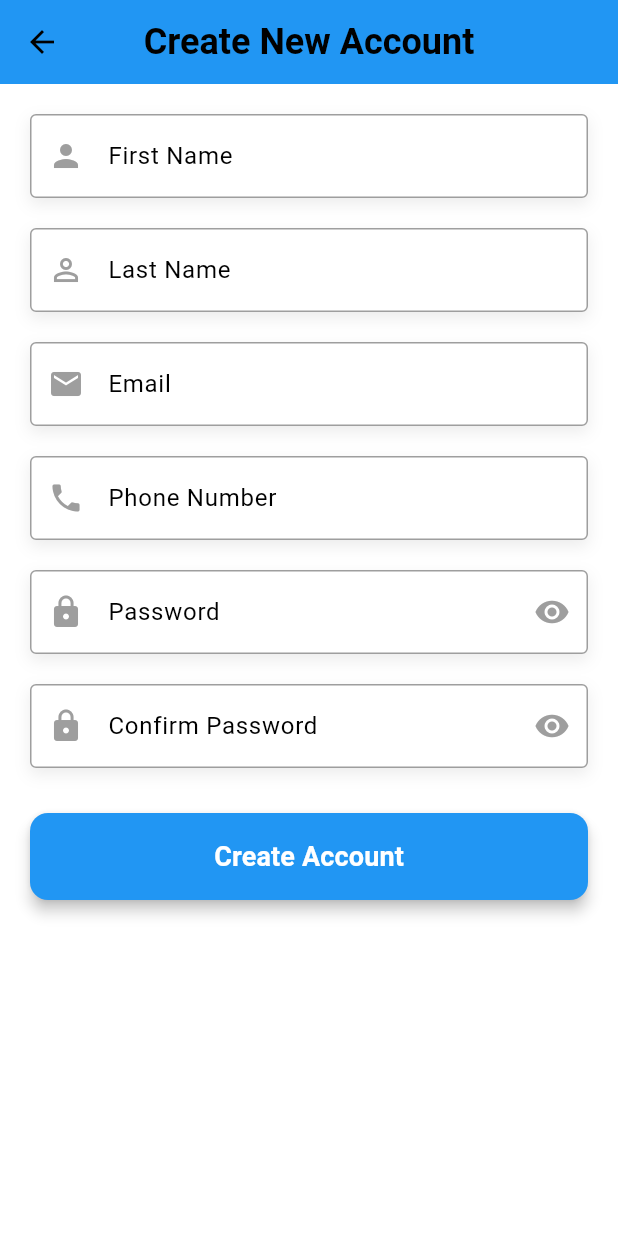
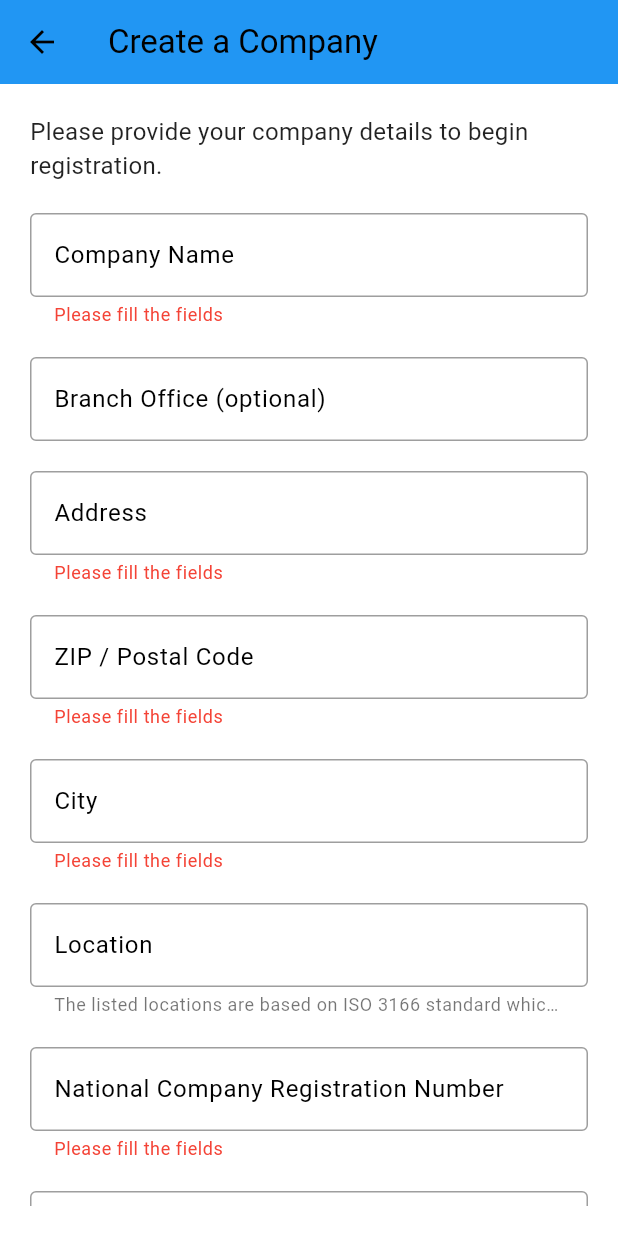
Before and after one commit to SamehKalash/CustomsX, a Flutter app: the screen it shows after launch, after a tap on "Create New Account", on a phone screen of 412 x 824 dp. Run offline on Flutter 3.47's test engine with Material 3 defaults, Android fonts, the phone set to English and light mode, and no system bars; our stand-ins replace cloud_firestore, firebase_core, image_picker, shared_preferences; accounts and stored records are empty.

Commit message:
create company screen ma7tag tazbet lesa bas yemshy

```diff
--- a/lib/main.dart
+++ b/lib/main.dart
@@ -6,18 +6,17 @@ import 'screens/tracking.dart';
 import 'screens/documents.dart';
 import 'screens/compliance.dart';
 import 'screens/settings.dart';
-import 'screens/forgot_password_screen.dart'; // Import Forgot Password Screen
-import 'screens/create_account_screen.dart'; // Import Create Account Screen
+import 'screens/forgot_password_screen.dart';
+import 'screens/create_account_screen.dart';
+import 'screens/create_company_screen.dart';
 import 'theme/theme_provider.dart';
-import 'theme/theme.dart'; // Import centralized theme definitions
+import 'theme/theme.dart';
 import 'screens/splash_screen.dart';
 import 'screens/login_screen.dart';
 
 void main() async {
-  // Ensure Flutter binding is initialized
   WidgetsFlutterBinding.ensureInitialized();
 
-  // Initialize Firebase with error handling
   try {
     await Firebase.initializeApp(
       options: const FirebaseOptions(
@@ -49,22 +48,23 @@ class GlobalClearApp extends StatelessWidget {
     final themeProvider = Provider.of<ThemeProvider>(context);
 
     return MaterialApp(
-      title: 'SCCF App',
+      title: 'SCCF',
       debugShowCheckedModeBanner: false,
-      themeMode: themeProvider.themeMode, // Use theme mode from ThemeProvider
-      theme: lightTheme, // Centralized light theme
-      darkTheme: darkTheme, // Centralized dark theme
-      home: const SplashScreen(), // Start with the Splash Screen
+      themeMode: themeProvider.themeMode,
+      theme: lightTheme,
+      darkTheme: darkTheme,
+      initialRoute: '/splash', // Set Splash Screen as the initial route
       routes: {
-        '/splash': (context) => const SplashScreen(), // Splash Screen route
-        '/login': (context) => const LoginScreen(), // Login Screen route
-        '/dashboard': (context) => const DashboardScreen(), // Dashboard route
-        '/tracking': (context) => const ShipmentTrackingScreen(), // Tracking route
-        '/documents': (context) => const DocumentManagementScreen(), // Documents route
-        '/compliance': (context) => const ComplianceGuideScreen(), // Compliance route
-        '/settings': (context) => const SettingsScreen(), // Settings route
-        '/forgot-password': (context) => const ForgotPasswordScreen(), // Forgot Password route
-        '/create-account': (context) => const CreateAccountScreen(), // Create Account route
+        '/splash': (context) => const SplashScreen(),
+        '/login': (context) => const LoginScreen(),
+        '/createCompany': (context) => const CreateCompanyScreen(),
+        '/createAccount': (context) => const CreateAccountScreen(),
+        '/dashboard': (context) => const DashboardScreen(),
+        '/tracking': (context) => const ShipmentTrackingScreen(),
+        '/documents': (context) => const DocumentManagementScreen(),
+        '/compliance': (context) => const ComplianceGuideScreen(),
+        '/settings': (context) => const SettingsScreen(),
+        '/forgot-password': (context) => const ForgotPasswordScreen(),
       },
       onUnknownRoute: (settings) => MaterialPageRoute(
         builder: (context) =>
--- a/lib/screens/create_account_screen.dart
+++ b/lib/screens/create_account_screen.dart
@@ -15,6 +15,8 @@ class _CreateAccountScreenState extends State<CreateAccountScreen> {
   final TextEditingController _mobileController = TextEditingController();
   final TextEditingController _passwordController = TextEditingController();
   final TextEditingController _confirmPasswordController = TextEditingController();
+
+  final GlobalKey<FormState> _formKey = GlobalKey<FormState>();
 
   String? _firstNameError;
   String? _lastNameError;
@@ -100,6 +102,8 @@ class _CreateAccountScreenState extends State<CreateAccountScreen> {
       body: Padding(
         padding: const EdgeInsets.all(20.0),
         child: SingleChildScrollView(
+          child: Form(
+            key: _formKey,
             child: Column(
               crossAxisAlignment: CrossAxisAlignment.stretch,
               children: [
@@ -149,22 +153,33 @@ class _CreateAccountScreenState extends State<CreateAccountScreen> {
                 ),
                 const SizedBox(height: 30),
                 ElevatedButton(
-                onPressed: _createAccount,
+                  onPressed: () {
+                    if (_formKey.currentState!.validate()) {
+                      _formKey.currentState!.save();
+                      Navigator.pushNamed(context, '/dashboard'); // Navigate to Dashboard
+                    } else {
+                      ScaffoldMessenger.of(context).showSnackBar(
+                        const SnackBar(
+                          content: Text('Please fill in all required fields.'),
+                          backgroundColor: Colors.red,
+                        ),
+                      );
+                    }
+                  },
                   style: ElevatedButton.styleFrom(
                     padding: const EdgeInsets.symmetric(vertical: 16),
                     shape: RoundedRectangleBorder(
                       borderRadius: BorderRadius.circular(12.0),
                     ),
                     backgroundColor: isDarkMode ? Colors.grey[800] : Colors.blue,
-                  foregroundColor: Colors.white, // Text color
-                  elevation: isDarkMode ? 2 : 4,
                   ),
                   child: const Text(
-                  'Create Account',
-                  style: TextStyle(fontSize: 18, fontWeight: FontWeight.bold),
+                    'Next',
+                    style: TextStyle(fontSize: 18, color: Colors.white),
                   ),
                 ),
               ],
+            ),
           ),
         ),
       ),
@@ -276,7 +291,7 @@ class _CreateAccountScreenState extends State<CreateAccountScreen> {
     String? errorText,
     required bool isDarkMode,
   }) {
-    bool _obscureText = true;
+    bool obscureText = true;
 
     return StatefulBuilder(
       builder: (context, setState) {
@@ -292,7 +307,7 @@ class _CreateAccountScreenState extends State<CreateAccountScreen> {
           ),
           child: TextField(
             controller: controller,
-            obscureText: _obscureText,
+            obscureText: obscureText,
             decoration: InputDecoration(
               labelText: labelText,
               labelStyle: TextStyle(
@@ -304,12 +319,12 @@ class _CreateAccountScreenState extends State<CreateAccountScreen> {
               ),
               suffixIcon: IconButton(
                 icon: Icon(
-                  _obscureText ? Icons.visibility : Icons.visibility_off,
+                  obscureText ? Icons.visibility : Icons.visibility_off,
                   color: isDarkMode ? Colors.white70 : Colors.grey,
                 ),
                 onPressed: () {
                   setState(() {
-                    _obscureText = !_obscureText;
+                    obscureText = !obscureText;
                   });
                 },
               ),
--- /dev/null
+++ b/lib/screens/create_company_screen.dart
@@ -0,0 +1,328 @@
+import 'package:flutter/material.dart';
+import 'package:image_picker/image_picker.dart';
+import 'dart:io';
+
+class CreateCompanyScreen extends StatefulWidget {
+  const CreateCompanyScreen({super.key});
+
+  @override
+  State<CreateCompanyScreen> createState() => _CreateCompanyScreenState();
+}
+
+class _CreateCompanyScreenState extends State<CreateCompanyScreen> {
+  final TextEditingController _companyNameController = TextEditingController();
+  final TextEditingController _branchOfficeController = TextEditingController();
+  final TextEditingController _addressController = TextEditingController();
+  final TextEditingController _zipController = TextEditingController();
+  final TextEditingController _cityController = TextEditingController();
+  final TextEditingController _locationController = TextEditingController();
+  final TextEditingController _registrationNumberController = TextEditingController();
+  final TextEditingController _vatNumberController = TextEditingController();
+  final TextEditingController _phoneNumberController = TextEditingController();
+  final TextEditingController _websiteController = TextEditingController();
+
+  String? _companyNameError;
+  String? _addressError;
+  String? _zipError;
+  String? _cityError;
+  String? _registrationNumberError;
+  String? _phoneNumberError;
+
+  bool _consentGiven = false;
+  XFile? _selectedLogo;
+
+  final ImagePicker _picker = ImagePicker();
+
+  void _pickImage() async {
+    final pickedFile = await _picker.pickImage(source: ImageSource.gallery);
+    setState(() {
+      _selectedLogo = pickedFile;
+    });
+  }
+
+  void _clearImage() {
+    setState(() {
+      _selectedLogo = null;
+    });
+  }
+
+  void _submitForm() {
+    setState(() {
+      _companyNameError = _companyNameController.text.trim().isEmpty
+          ? 'Company name is required'
+          : null;
+      _addressError = _addressController.text.trim().isEmpty
+          ? 'Address is required'
+          : null;
+      _zipError = _zipController.text.trim().isEmpty
+          ? 'ZIP/Postal code is required'
+          : null;
+      _cityError = _cityController.text.trim().isEmpty
+          ? 'City is required'
+          : null;
+      _registrationNumberError = _registrationNumberController.text.trim().isEmpty
+          ? 'National company registration number is required'
+          : null;
+      _phoneNumberError = _phoneNumberController.text.trim().isEmpty
+          ? 'Phone number is required'
+          : null;
+    });
+
+    if (_companyNameError == null &&
+        _addressError == null &&
+        _zipError == null &&
+        _cityError == null &&
+        _registrationNumberError == null &&
+        _phoneNumberError == null &&
+        _consentGiven) {
+      ScaffoldMessenger.of(context).showSnackBar(
+        const SnackBar(
+          content: Text('Company details submitted successfully!'),
+          backgroundColor: Colors.green,
+        ),
+      );
+
+      Navigator.pushNamed(context, '/createAccount'); // Navigate to Create Account Screen
+    } else if (!_consentGiven) {
+      ScaffoldMessenger.of(context).showSnackBar(
+        const SnackBar(
+          content: Text('You must agree to the terms to proceed.'),
+          backgroundColor: Colors.red,
+        ),
+      );
+    }
+  }
+
+  @override
+  Widget build(BuildContext context) {
+    final isDarkMode = Theme.of(context).brightness == Brightness.dark;
+
+    return Scaffold(
+      appBar: AppBar(
+        title: const Text('Create a Company'),
+        backgroundColor: isDarkMode ? Colors.grey[900] : Colors.blue,
+      ),
+      body: Padding(
+        padding: const EdgeInsets.all(20.0),
+        child: SingleChildScrollView(
+          child: Column(
+            crossAxisAlignment: CrossAxisAlignment.stretch,
+            children: [
+              Text(
+                'Please provide your company details to begin registration.',
+                style: TextStyle(
+                  fontSize: 16,
+                  color: isDarkMode ? Colors.white70 : Colors.black87,
+                ),
+              ),
+              const SizedBox(height: 20),
+              _buildTextField(
+                controller: _companyNameController,
+                labelText: 'Company Name',
+                errorText: _companyNameError,
+                isDarkMode: isDarkMode,
+                helperText: 'Enter the legal name, short name, or trade name exactly as it appears on the official company registration document.',
+                isRequired: true,
+              ),
+              const SizedBox(height: 20),
+              _buildTextField(
+                controller: _branchOfficeController,
+                labelText: 'Branch Office (optional)',
+                isDarkMode: isDarkMode,
+                isRequired: false,
+              ),
+              const SizedBox(height: 20),
+              _buildTextField(
+                controller: _addressController,
+                labelText: 'Address',
+                errorText: _addressError,
+                isDarkMode: isDarkMode,
+                helperText: 'Enter the street name, building number, and/or any other relevant details to specify the exact location.',
+                isRequired: true,
+              ),
+              const SizedBox(height: 20),
+              _buildTextField(
+                controller: _zipController,
+                labelText: 'ZIP / Postal Code',
+                errorText: _zipError,
+                isDarkMode: isDarkMode,
+                helperText: 'Enter your ZIP or postal code. If your company does not have one, enter 0000.',
+                isRequired: true,
+              ),
+              const SizedBox(height: 20),
+              _buildTextField(
+                controller: _cityController,
+                labelText: 'City',
+                errorText: _cityError,
+                isDarkMode: isDarkMode,
+                isRequired: true,
+              ),
+              const SizedBox(height: 20),
+              _buildTextField(
+                controller: _locationController,
+                labelText: 'Location',
+                isDarkMode: isDarkMode,
+                helperText: 'The listed locations are based on ISO 3166 standard which includes the names of countries, dependent territories, and special areas of geographical interest.',
+                isRequired: false,
+              ),
+              const SizedBox(height: 20),
+              _buildTextField(
+                controller: _registrationNumberController,
+                labelText: 'National Company Registration Number',
+                errorText: _registrationNumberError,
+                isDarkMode: isDarkMode,
+                helperText: 'Enter a unique identifier assigned to a business when it is officially registered with a government authority or regulatory body.',
+                isRequired: true,
+              ),
+              const SizedBox(height: 20),
+              _buildTextField(
+                controller: _vatNumberController,
+                labelText: 'VAT Number (optional)',
+                isDarkMode: isDarkMode,
+                helperText: 'Enter your VAT number for EU countries (e.g., XY123456789) or the relevant tax identification number for other countries.',
+                isRequired: false,
+              ),
+              const SizedBox(height: 20),
+              _buildTextField(
+                controller: _phoneNumberController,
+                labelText: 'Phone Number',
+                errorText: _phoneNumberError,
+                isDarkMode: isDarkMode,
+                isRequired: true,
+              ),
+              const SizedBox(height: 20),
+              _buildTextField(
+                controller: _websiteController,
+                labelText: 'Website (optional)',
+                isDarkMode: isDarkMode,
+                isRequired: false,
+              ),
+              const SizedBox(height: 20),
+              Text(
+                'Company Logo (optional)',
+                style: TextStyle(
+                  fontSize: 16,
+                  color: isDarkMode ? Colors.white70 : Colors.black87,
+                ),
+              ),
+              const SizedBox(height: 10),
+              if (_selectedLogo != null)
+                Column(
+                  children: [
+                    Image.file(
+                      File(_selectedLogo!.path),
+                      height: 100,
+                    ),
+                    const SizedBox(height: 10),
+                    Row(
+                      mainAxisAlignment: MainAxisAlignment.spaceEvenly,
+                      children: [
+                        ElevatedButton(
+                          onPressed: _pickImage,
+                          child: const Text('Change Image'),
+                        ),
+                        ElevatedButton(
+                          onPressed: _clearImage,
+                          child: const Text('Clear Image'),
+                        ),
+                      ],
+                    ),
+                  ],
+                )
+              else
+                ElevatedButton(
+                  onPressed: _pickImage,
+                  child: const Text('Upload Logo'),
+                ),
+              const SizedBox(height: 20),
+              Row(
+                children: [
+                  Checkbox(
+                    value: _consentGiven,
+                    onChanged: (value) {
+                      setState(() {
+                        _consentGiven = value ?? false;
+                      });
+                    },
+                  ),
+                  Expanded(
+                    child: Text(
+                      'I am allowed to share my employee data with SCCF and give explicit consent to store this data on our company\'s behalf.',
+                      style: TextStyle(
+                        color: isDarkMode ? Colors.white70 : Colors.black87,
+                      ),
+                    ),
+                  ),
+                ],
+              ),
+              const SizedBox(height: 30),
+              ElevatedButton(
+                onPressed: _submitForm,
+                style: ElevatedButton.styleFrom(
+                  padding: const EdgeInsets.symmetric(vertical: 16),
+                  shape: RoundedRectangleBorder(
+                    borderRadius: BorderRadius.circular(12.0),
+                  ),
+                  backgroundColor: isDarkMode ? Colors.grey[800] : Colors.blue,
+                ),
+                child: const Text(
+                  'Next',
+                  style: TextStyle(fontSize: 18, color: Colors.white),
+                ),
+              ),
+            ],
+          ),
+        ),
+      ),
+    );
+  }
+
+  Widget _buildTextField({
+    required TextEditingController controller,
+    required String labelText,
+    String? errorText,
+    required bool isDarkMode,
+    String? helperText,
+    required bool isRequired,
+  }) {
+    return StatefulBuilder(
+      builder: (context, setState) {
+        return TextField(
+          controller: controller,
+          onChanged: (value) {
+            setState(() {}); // Trigger a rebuild to update the helper text
+          },
+          decoration: InputDecoration(
+            labelText: labelText,
+            labelStyle: TextStyle(
+              color: isDarkMode ? Colors.white70 : Colors.black,
+            ),
+            helperText: controller.text.trim().isEmpty && isRequired
+                ? 'Please fill the fields'
+                : helperText,
+            helperStyle: TextStyle(
+              color: controller.text.trim().isEmpty && isRequired
+                  ? Colors.red
+                  : (isDarkMode ? Colors.white54 : Colors.black54),
+            ),
+            border: OutlineInputBorder(
+              borderRadius: BorderRadius.circular(12.0),
+            ),
+            enabledBorder: OutlineInputBorder(
+              borderSide: BorderSide(
+                color: isDarkMode ? Colors.white70 : Colors.grey,
+              ),
+            ),
+            focusedBorder: const OutlineInputBorder(
+              borderSide: BorderSide(color: Colors.blue),
+            ),
+            errorText: errorText,
+            filled: true,
+            fillColor: isDarkMode ? Colors.grey[850] : Colors.white,
+          ),
+          style: TextStyle(color: isDarkMode ? Colors.white : Colors.black),
+        );
+      },
+    );
+  }
+}
--- a/lib/screens/login_screen.dart
+++ b/lib/screens/login_screen.dart
@@ -182,7 +182,7 @@ class _LoginScreenState extends State<LoginScreen> {
             ),
             TextButton(
               onPressed: () {
-                Navigator.pushNamed(context, '/create-account');
+                Navigator.pushNamed(context, '/createCompany'); // Navigate to Create Company Screen
               },
               child: Text(
                 'Create New Account',
--- a/pubspec.yaml
+++ b/pubspec.yaml
@@ -18,6 +18,7 @@ dependencies:
   intl: ^0.20.2
   shared_preferences: ^2.0.15
   firebase_auth: ^5.5.2
+  image_picker: ^1.1.2
   # The following adds the Cupertino Icons font to your application.
   # Use with the CupertinoIcons class for iOS style icons.
 
```
Also changed, not shown: lib/screens/forgot_password_screen.dart (+94 -5 lines), pubspec.lock, 25 other files. Lines whose indentation alone changed are shown as unchanged.
